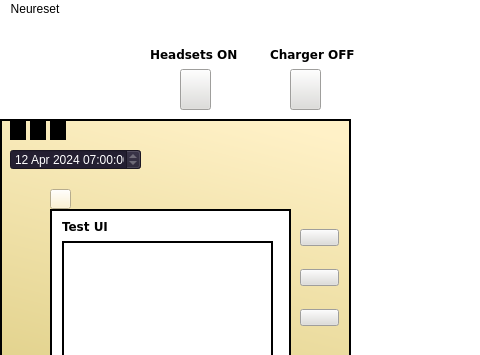
mani-kasi/Neureset, file 3004/mainwindow.ui: the form before one commit; both pictures show x 0 to 480 and y 0 to 355 of the 879 by 506 pixel window.
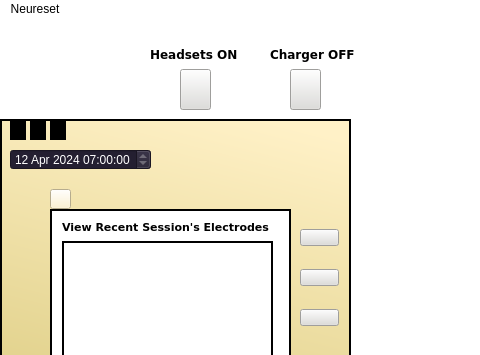
The form after the commit. The open tabs and pages were chosen to show the change. Icons and pictures are not drawn. Custom widgets are drawn as their Qt base class.

Commit message: fixed a lot more edges cases in UI, get headsets working better, double checked everything.

Patch:
```diff
--- a/3004/mainwindow.ui
+++ b/3004/mainwindow.ui
@@ -375,13 +375,14 @@
         <rect>
          <x>10</x>
          <y>0</y>
-         <width>61</width>
+         <width>221</width>
          <height>31</height>
         </rect>
        </property>
        <property name="font">
         <font>
          <family>DejaVu Sans</family>
+         <pointsize>8</pointsize>
          <weight>75</weight>
          <bold>true</bold>
         </font>
@@ -390,7 +391,7 @@
         <string notr="true">background: transparent; border: none;</string>
        </property>
        <property name="text">
-        <string>Test UI</string>
+        <string>View Recent Session's Electrodes</string>
        </property>
       </widget>
       <widget class="QListView" name="listView_2">
@@ -655,7 +656,7 @@
       <rect>
        <x>10</x>
        <y>30</y>
-       <width>131</width>
+       <width>141</width>
        <height>21</height>
       </rect>
      </property>
```
Left out of the diff: 30 changed lines with no effect on the pictures. The commit also changes 6 other files.
